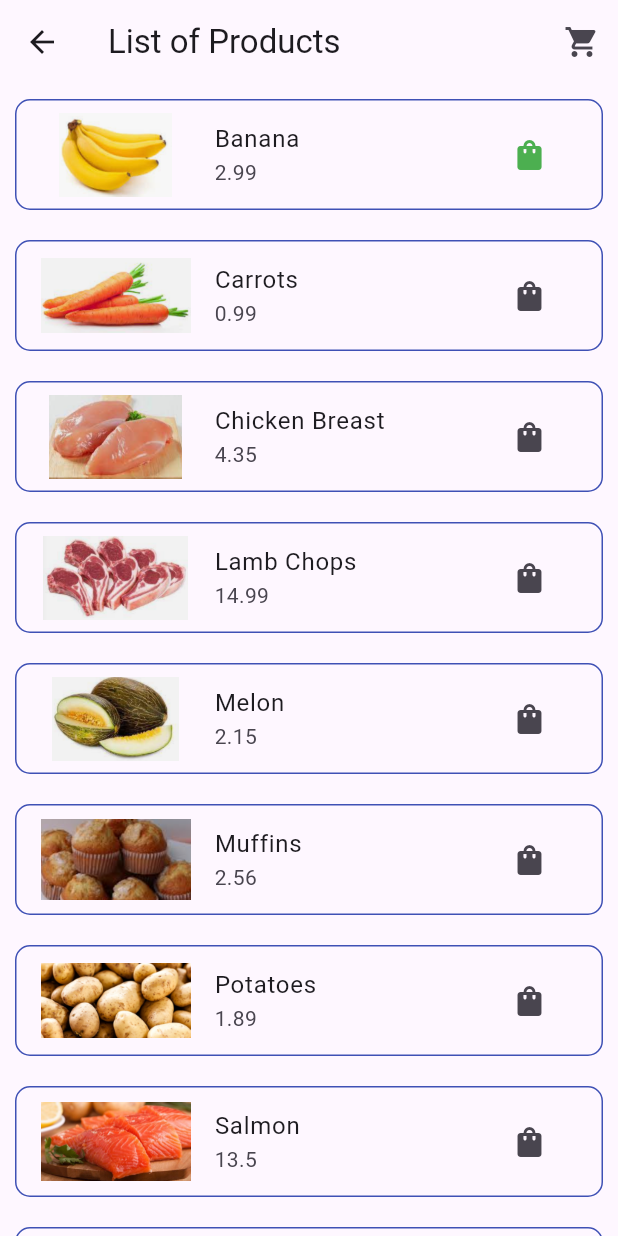
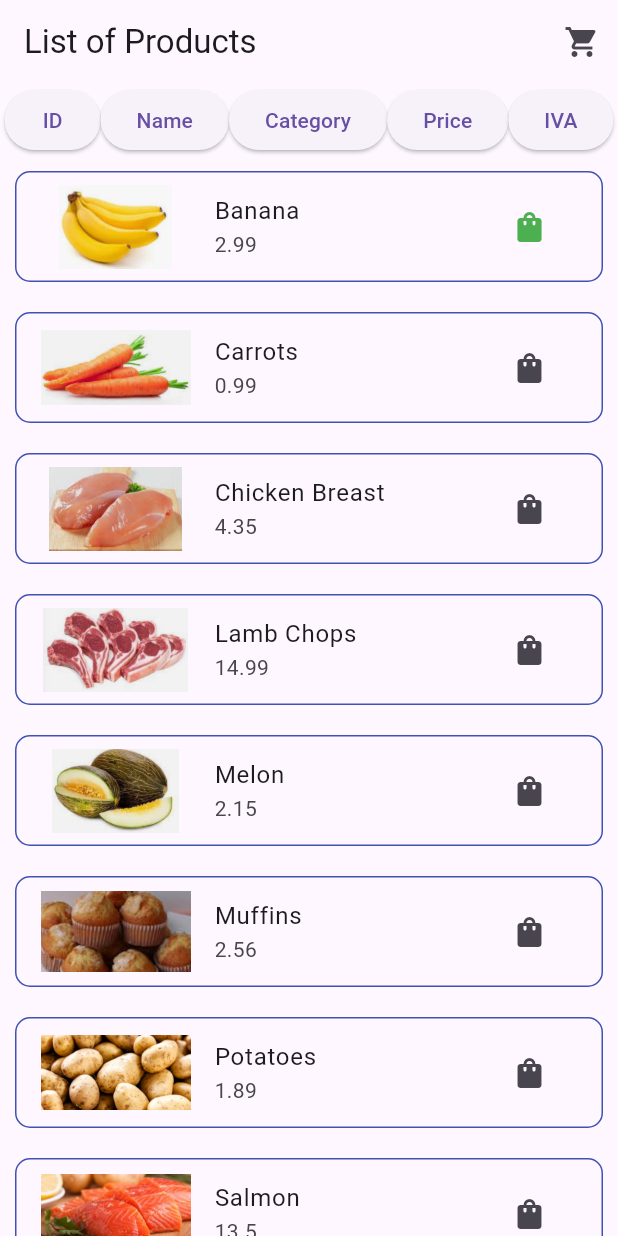
Before and after one commit to Alexmv16/t3_shoppinglist, a Flutter app: the ProductsScreen screen opened directly, after a tap on the "shopping cart" icon, after a tap on the "shopping bag" icon, on a phone screen of 412 x 824 dp. Run offline on Flutter 3.47's test engine with Material 3 defaults, Android fonts, the phone set to English and light mode, and no system bars.

Commit message:
Actividades 2 y 3 terminadas

```diff
--- a/lib/models/product.dart
+++ b/lib/models/product.dart
@@ -6,9 +6,27 @@
   String image;
   String description;
   bool isSelected = false;
+  int quantity = 1;
+  double discount;
+  double iva;
+  int calories;
+  String practicalInfo;
+  String recipe;
 
-  Product(this.id, this.name, this.price, this.category, this.image, this.description);
-
+  Product(
+      this.id,
+      this.name,
+      this.price,
+      this.category,
+      this.image,
+      this.description,
+      this.quantity,
+      this.discount,
+      this.iva,
+      this.calories,
+      this.practicalInfo,
+      this.recipe,
+      );
 
   factory Product.fromMap(Map<String, dynamic> map) => Product(
     map['id'],
@@ -16,5 +34,12 @@
     map['price'],
     map['category'],
     map['image'],
-    map['description']);
+    map['description'],
+    1,
+    map['discount'] ?? 0.0,
+    map['iva'] ?? 0.0,
+    map['calories'] ?? 0,
+    map['practicalInfo'] ?? '',
+    map['recipe'] ?? '',
+  );
 }
--- a/lib/providers/products_data.dart
+++ b/lib/providers/products_data.dart
@@ -2,7 +2,7 @@
 import 'dart:convert';
 import 'package:t3_shoppinglist/models/product.dart';
 
-enum OrderBy { id, name, category, price }
+enum OrderBy { id, name, category, price, iva }
 
 class ProductsData {
   final List<Product> _products;
@@ -33,7 +33,7 @@
     return await DefaultAssetBundle.of(context).loadString(file);
   }
 
-  static _sortList(List<Product> list, OrderBy orderBy) {
+  static void _sortList(List<Product> list, OrderBy orderBy) {
     switch (orderBy) {
       case OrderBy.id:
         list.sort((prodA, prodB) => prodA.id.compareTo(prodB.id));
@@ -47,6 +47,9 @@
       case OrderBy.price:
         list.sort((prodA, prodB) => prodA.price.compareTo(prodB.price));
         break;
+      case OrderBy.iva:
+        list.sort((prodA, prodB) => prodA.iva.compareTo(prodB.iva));
+        break;
     }
   }
 }
--- a/lib/screens/products.dart
+++ b/lib/screens/products.dart
@@ -4,8 +4,16 @@
 import 'package:t3_shoppinglist/screens/product_detail.dart';
 import 'package:t3_shoppinglist/screens/shopping_cart.dart';
 
-class ProductsScreen extends StatelessWidget {
+class ProductsScreen extends StatefulWidget {
   const ProductsScreen({Key? key}) : super(key: key);
+
+  @override
+  _ProductsScreenState createState() => _ProductsScreenState();
+}
+
+class _ProductsScreenState extends State<ProductsScreen> {
+  List<Product> selectedProducts = [];
+  OrderBy _currentOrderBy = OrderBy.name;
 
   @override
   Widget build(BuildContext context) {
@@ -16,10 +24,11 @@
           IconButton(
             icon: Icon(Icons.shopping_cart),
             onPressed: () {
-              List<Product> selectedProducts = _getSelectedProducts();
               Navigator.push(
                 context,
-                MaterialPageRoute(builder: (context) => ShoppingCartScreen(selectedProducts: selectedProducts)),
+                MaterialPageRoute(
+                  builder: (context) => ShoppingCartScreen(selectedProducts: selectedProducts),
+                ),
               );
             },
           ),
@@ -29,7 +38,13 @@
         future: ProductsData.loadJson(context, 'assets/json/products.json'),
         builder: (BuildContext context, AsyncSnapshot<String> snapshot) {
           if (snapshot.hasData) {
-            return _ProductsListView(ProductsData.fromJson(snapshot.data!));
+            return _ProductsListView(
+              ProductsData.fromJson(snapshot.data!, orderBy: _currentOrderBy),
+              selectedProducts,
+              onSort: (field) {
+                _sortProducts(field);
+              },
+            );
           } else {
             return const Center(child: CircularProgressIndicator());
           }
@@ -38,23 +53,75 @@
     );
   }
 
-  List<Product> _getSelectedProducts() {
-    List<Product> selectedProducts = [];
-    return selectedProducts;
+  void _sortProducts(String field) {
+    setState(() {
+      _currentOrderBy = _orderByField(field);
+    });
+  }
+
+  OrderBy _orderByField(String field) {
+    switch (field) {
+      case 'id':
+        return OrderBy.id;
+      case 'name':
+        return OrderBy.name;
+      case 'category':
+        return OrderBy.category;
+      case 'price':
+        return OrderBy.price;
+      case 'iva':
+        return OrderBy.iva;
+      default:
+        return OrderBy.name;
+    }
   }
 }
 
 class _ProductsListView extends StatelessWidget {
   final ProductsData _productsData;
+  final List<Product> selectedProducts;
+  final Function(String) onSort;
 
-  _ProductsListView(this._productsData);
+  _ProductsListView(this._productsData, this.selectedProducts, {required this.onSort});
 
   @override
   Widget build(BuildContext context) {
-    return ListView.builder(
-      itemCount: _productsData.getSize(),
-      itemBuilder: (context, index) =>
-          _listItem(context, _productsData.getProduct(index)),
+    return Column(
+      children: [
+        _buildSortingBar(),
+        Expanded(
+          child: ListView.builder(
+            itemCount: _productsData.getSize(),
+            itemBuilder: (context, index) =>
+                _listItem(context, _productsData.getProduct(index)),
+          ),
+        ),
+      ],
+    );
+  }
+
+  Widget _buildSortingBar() {
+    return SingleChildScrollView(
+      scrollDirection: Axis.horizontal,
+      child: Row(
+        children: [
+          _buildSortButton("ID", () => onSort('id')),
+          _buildSortButton("Name", () => onSort('name')),
+          _buildSortButton("Category", () => onSort('category')),
+          _buildSortButton("Price", () => onSort('price')),
+          _buildSortButton("IVA", () => onSort('iva')),
+          // Add buttons for other fields as needed
+        ],
+      ),
+    );
+  }
+
+  Widget _buildSortButton(String fieldName, Function onPressed) {
+    return ElevatedButton(
+      onPressed: () {
+        onPressed();
+      },
+      child: Text(fieldName),
     );
   }
 
@@ -65,8 +132,7 @@
         onTap: () => Navigator.push(
           context,
           MaterialPageRoute(
-            builder: (context) =>
-                ProductDetail(product.id, product.name, product.description),
+            builder: (context) => ProductDetail(product.id, product.name, product.description),
           ),
         ),
         leading: Image.asset(
@@ -74,7 +140,7 @@
           width: 100.0,
           height: 100.0,
         ),
-        trailing: _ShoppingBagIcon(product: product),
+        trailing: _ShoppingBagIcon(product: product, selectedProducts: selectedProducts),
         title: Text(product.name),
         subtitle: Text('${product.price}'),
         shape: RoundedRectangleBorder(
@@ -88,25 +154,29 @@
 
 class _ShoppingBagIcon extends StatefulWidget {
   final Product product;
+  final List<Product> selectedProducts;
 
-  const _ShoppingBagIcon({required this.product});
+  const _ShoppingBagIcon({required this.product, required this.selectedProducts});
 
   @override
   _ShoppingBagIconState createState() => _ShoppingBagIconState();
 }
 
 class _ShoppingBagIconState extends State<_ShoppingBagIcon> {
-  bool _isSelected = false;
-
   @override
   Widget build(BuildContext context) {
     return IconButton(
       icon: Icon(Icons.shopping_bag),
-      color: _isSelected ? Colors.green : null,
+      color: widget.product.isSelected ? Colors.green : null,
       onPressed: () {
         setState(() {
-          _isSelected = !_isSelected;
-          widget.product.isSelected = _isSelected;
+          widget.product.isSelected = !widget.product.isSelected;
+
+          if (widget.product.isSelected) {
+            widget.selectedProducts.add(widget.product);
+          } else {
+            widget.selectedProducts.remove(widget.product);
+          }
         });
       },
     );
```
Also changed, not shown: lib/screens/login.dart (+50 -17 lines), lib/screens/shopping_cart.dart (+106 -11 lines).
